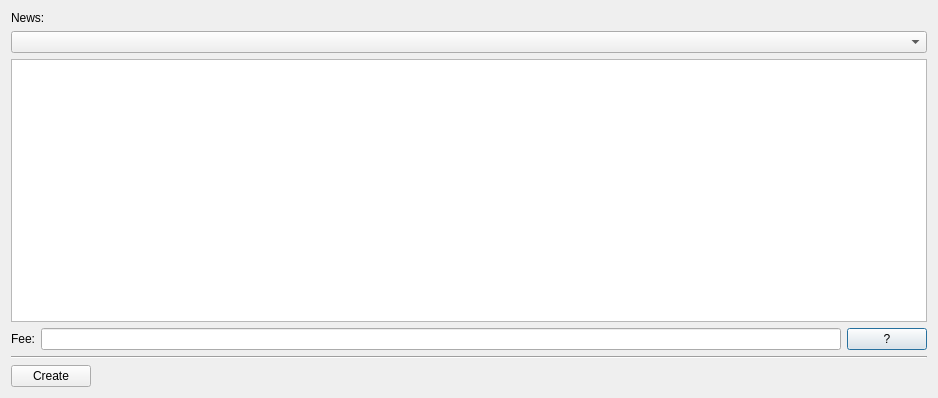
Old version of the form src/qt/forms/createnewsdialog.ui in the repository torkelrogstad/mainchain.
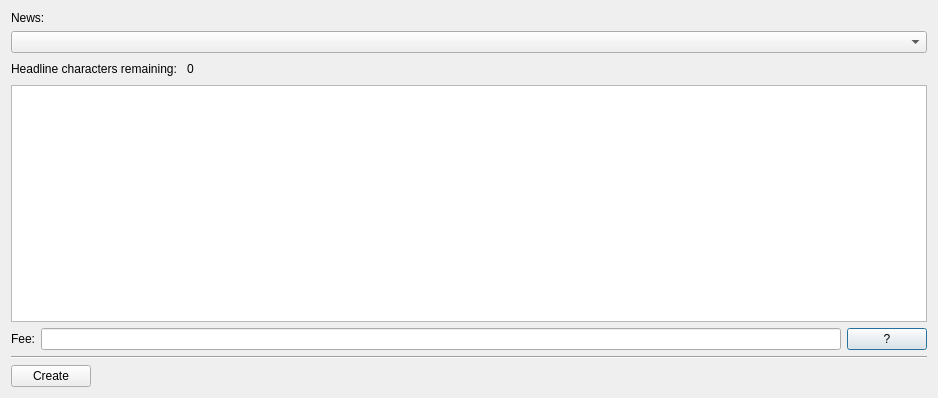
New version of the form. Custom widgets are drawn as their Qt base class.

Commit message: CreateNewsDialog headline size & newline limits feedback

What changed in the file:
```diff
--- a/src/qt/forms/createnewsdialog.ui
+++ b/src/qt/forms/createnewsdialog.ui
@@ -24,6 +24,40 @@
    <item>
     <widget class="QComboBox" name="comboBoxCategory"/>
    </item>
+   <item>
+    <layout class="QHBoxLayout" name="horizontalLayout_3">
+     <property name="topMargin">
+      <number>0</number>
+     </property>
+     <item>
+      <widget class="QLabel" name="label_3">
+       <property name="text">
+        <string>Headline characters remaining: </string>
+       </property>
+      </widget>
+     </item>
+     <item>
+      <widget class="QLabel" name="labelCharsRemaining">
+       <property name="text">
+        <string>0</string>
+       </property>
+      </widget>
+     </item>
+     <item>
+      <spacer name="horizontalSpacer">
+       <property name="orientation">
+        <enum>Qt::Horizontal</enum>
+       </property>
+       <property name="sizeHint" stdset="0">
+        <size>
+         <width>40</width>
+         <height>20</height>
+        </size>
+       </property>
+      </spacer>
+     </item>
+    </layout>
+   </item>
    <item>
     <widget class="QPlainTextEdit" name="plainTextEdit"/>
    </item>
```
The commit also changes 2 other files.
